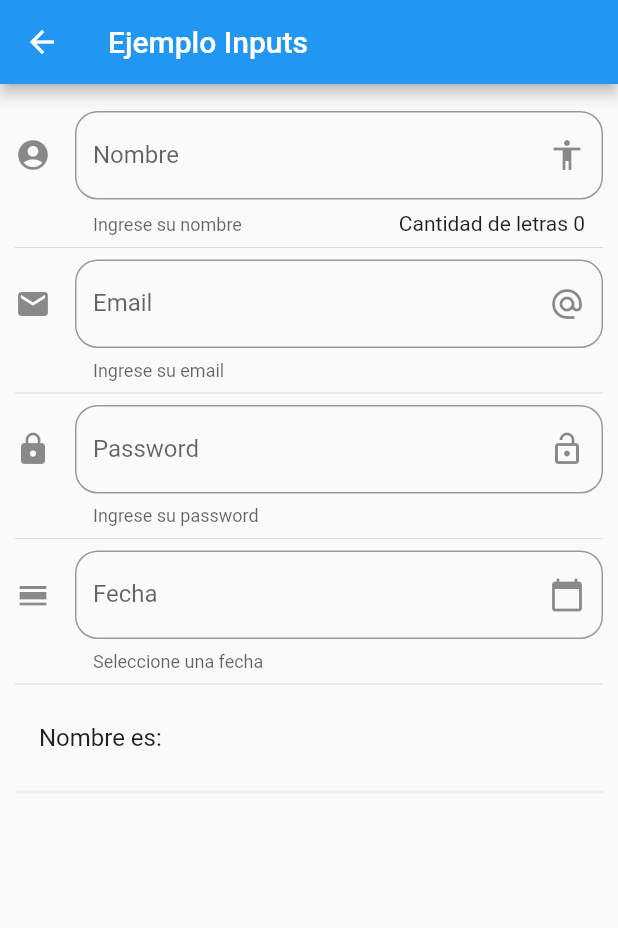
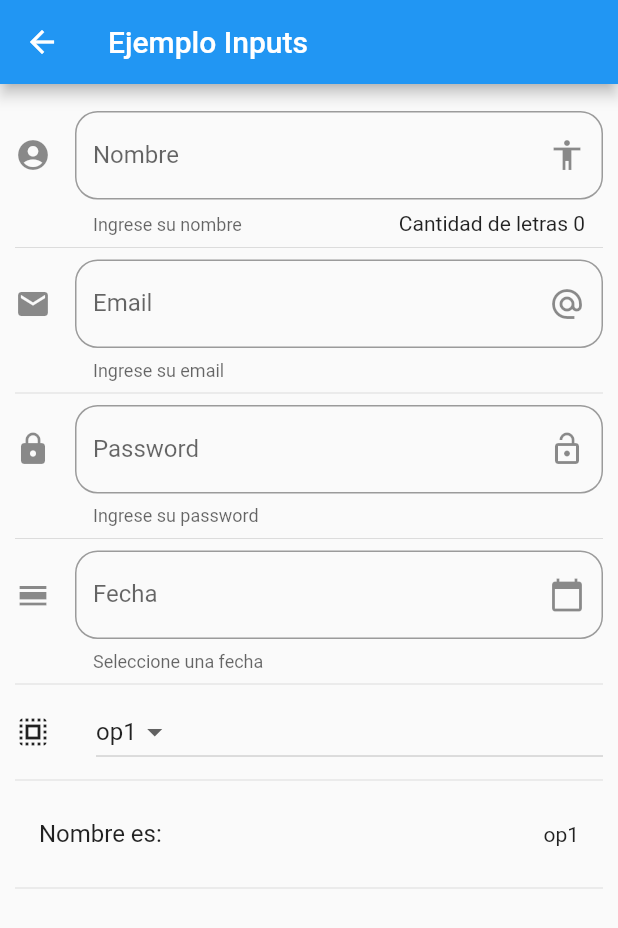
Before and after one commit to julianGonzalezV/poc_flutter, a Flutter app: the EjemploInputs screen opened by its route, on a phone screen of 412 x 824 dp. Shown: the top 928 px of the screen. Run offline on Flutter 3.47's test engine with Material 2 defaults, Android fonts, the phone set to English and light mode, and no system bars.

Commit message:
Dropdown list example

```diff
--- a/lib/src/pages/inputs_page.dart
+++ b/lib/src/pages/inputs_page.dart
@@ -10,6 +10,9 @@ class EjemploInputsState extends State<EjemploInputs> {
   String _email = '';
   String _password = '';
   String _fecha = '';
+  List<String> _listaItems = ['op1', 'op2', 'op3', 'op4'];
+  String _opSelec = 'op1';
+
   TextEditingController _inputFechaCtr = new TextEditingController();
 
   Widget _input() {
@@ -86,9 +89,36 @@ class EjemploInputsState extends State<EjemploInputs> {
     );
   }
 
-  Widget _crearCliente() {
-    return ListTile(
-      title: Text('Nombre es: $_nombre'),
+  List<DropdownMenuItem<String>> getListado() {
+    List<DropdownMenuItem<String>> l1 = new List();
+    _listaItems.forEach((e) {
+      l1.add(DropdownMenuItem(
+        value: e,
+        child: Text(e),
+      ));
+    });
+    return l1;
+  }
+
+  Widget _dropDownInput() {
+    return Row(
+      children: <Widget>[
+        Icon(Icons.select_all),
+        SizedBox(
+          width: 30.0,
+        ),
+        Expanded(
+          child: DropdownButton(
+            value: _opSelec,
+            items: getListado(),
+            onChanged: (value) {
+              setState(() {
+                _opSelec = value;
+              });
+            },
+          ),
+        ),
+      ],
     );
   }
 
@@ -108,6 +138,13 @@ class EjemploInputsState extends State<EjemploInputs> {
     }
   }
 
+  Widget _crearCliente() {
+    return ListTile(
+      title: Text('Nombre es: $_nombre'),
+      trailing: Text(_opSelec),
+    );
+  }
+
   @override
   Widget build(BuildContext context) {
     return Scaffold(
@@ -125,6 +162,8 @@ class EjemploInputsState extends State<EjemploInputs> {
           Divider(),
           _fechaInput(context),
           Divider(),
+          _dropDownInput(),
+          Divider(),
           _crearCliente(),
           Divider(),
         ],
```
